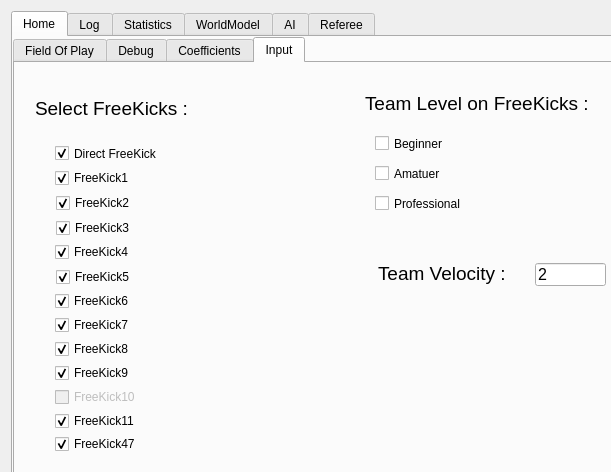
Before: the Qt Designer form src/ui/mainwindow.ui in kn2cssl/kn2cPrograms, drawn with Qt 5; both pictures show x 0 to 611 and y 0 to 472 of the 799 by 692 pixel window.
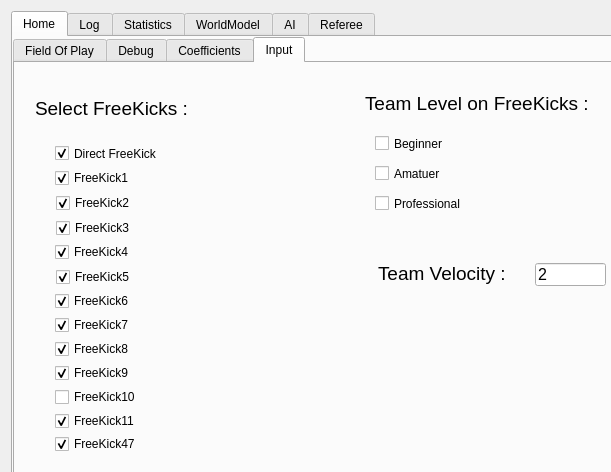
After: the same form once the commit is applied. The open tabs and pages were chosen to show the change. Icons and pictures are not drawn.

```diff
--- a/src/ui/mainwindow.ui
+++ b/src/ui/mainwindow.ui
@@ -913,7 +913,7 @@
            <rect>
             <x>360</x>
             <y>70</y>
-            <width>81</width>
+            <width>131</width>
             <height>21</height>
            </rect>
           </property>
@@ -926,7 +926,7 @@
            <rect>
             <x>360</x>
             <y>130</y>
-            <width>101</width>
+            <width>131</width>
             <height>21</height>
            </rect>
           </property>
@@ -939,7 +939,7 @@
            <rect>
             <x>360</x>
             <y>100</y>
-            <width>85</width>
+            <width>121</width>
             <height>21</height>
            </rect>
           </property>
@@ -1163,7 +1163,7 @@
          </widget>
          <widget class="QCheckBox" name="fk10_checkBox">
           <property name="enabled">
-           <bool>false</bool>
+           <bool>true</bool>
           </property>
           <property name="geometry">
            <rect>
@@ -1176,6 +1176,9 @@
           <property name="text">
            <string>FreeKick10</string>
           </property>
+          <property name="checked">
+           <bool>false</bool>
+          </property>
          </widget>
          <widget class="QCheckBox" name="fk11_checkBox">
           <property name="geometry">
```
